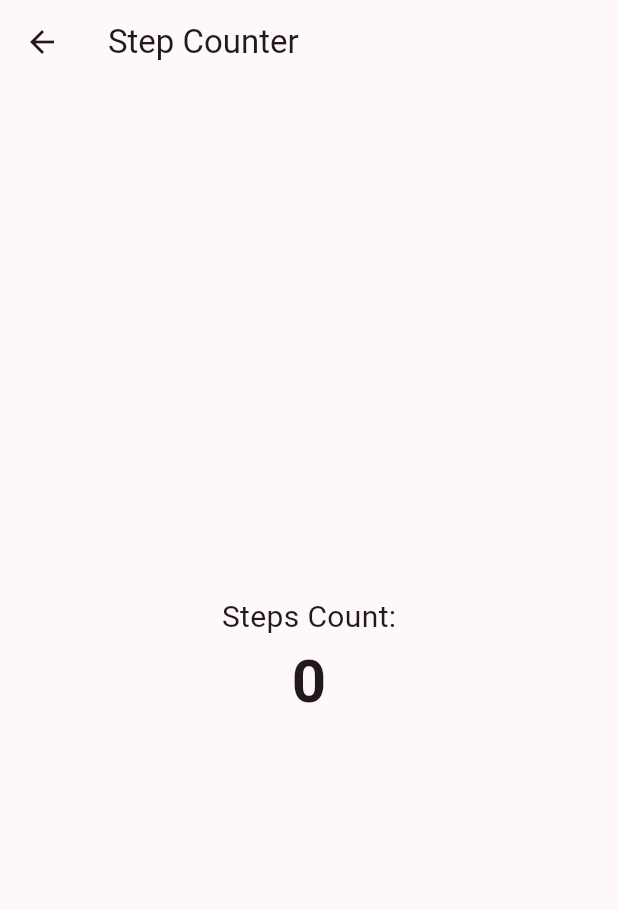
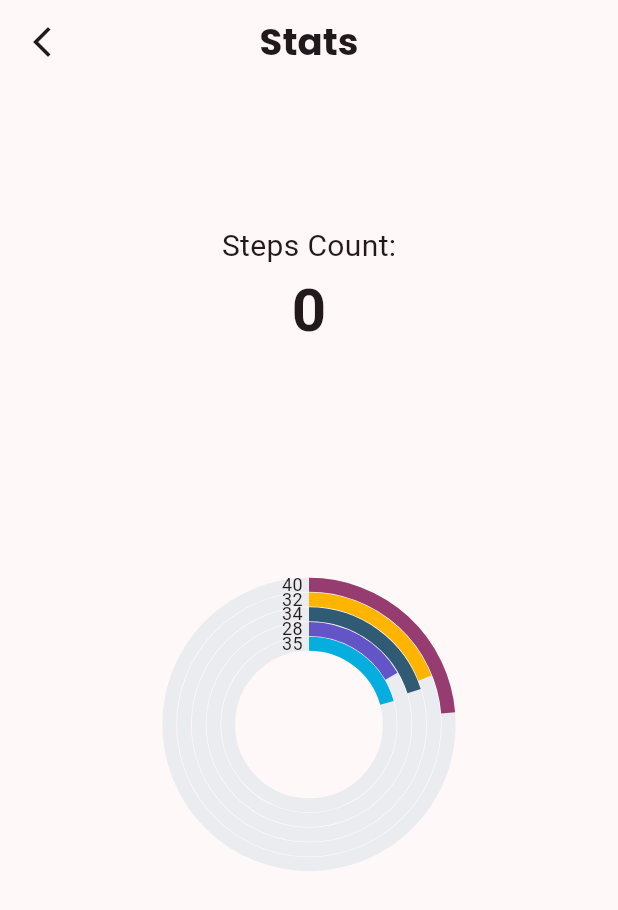
Before and after one commit to mianhunainhamza/gym-fit-flutter, a Flutter app: the screen it shows after launch, item 4 of the bottom bar chosen, after a tap on "Statistics", on a phone screen of 412 x 824 dp. Shown: the top 910 px of the screen. Run offline on Flutter 3.47's test engine with Material 3 defaults, Android fonts, the phone set to English and light mode, and no system bars; our stand-ins replace cloud_firestore, firebase_auth, firebase_core, get, google_fonts, google_nav_bar and 4 more; accounts and stored records are empty.

```diff
--- a/lib/view/Home/Profile/Functions/statistics.dart
+++ b/lib/view/Home/Profile/Functions/statistics.dart
@@ -1,16 +1,17 @@
-import 'package:flutter/cupertino.dart';
 import 'package:flutter/material.dart';
+import 'package:get/get.dart';
+import 'package:google_fonts/google_fonts.dart';
 import 'package:pedometer/pedometer.dart';
+import 'package:syncfusion_flutter_charts/charts.dart';
 
 class Statistics extends StatefulWidget {
-  const Statistics({super.key});
-
+  const Statistics({Key? key}) : super(key: key);
 
   @override
-  _StatisticsState createState() => _StatisticsState();
+  StatisticsState createState() => StatisticsState();
 }
 
-class _StatisticsState extends State<Statistics> {
+class StatisticsState extends State<Statistics> {
   late Stream<StepCount> _stepCountStream;
   int _steps = 0;
 
@@ -37,17 +38,38 @@
     _stepCountStream = Pedometer.stepCountStream;
 
     // Listen to streams and handle errors
-    _stepCountStream.listen(onStepCount).onError(onStepCountError);
+    _stepCountStream.listen(onStepCount, onError: onStepCountError);
   }
 
   @override
   Widget build(BuildContext context) {
+    List<_SalesData> data = [
+      _SalesData('Jan', 35),
+      _SalesData('Feb', 28),
+      _SalesData('Mar', 34),
+      _SalesData('Apr', 32),
+      _SalesData('May', 40)
+    ];
+
     return Scaffold(
       appBar: AppBar(
-        title: const Text('Step Counter'),
+        automaticallyImplyLeading: false,
+        leading: GestureDetector(
+          onTap: () {
+            Get.back();
+          },
+          child: const Icon(Icons.arrow_back_ios_new),
         ),
-      body: Center(
-        child: Column(
+        centerTitle: true,
+        title: Text(
+          'Stats',
+          style: GoogleFonts.poppins(
+            fontSize: Get.height * 0.03,
+            fontWeight: FontWeight.bold,
+          ),
+        ),
+      ),
+      body: Column(
         mainAxisAlignment: MainAxisAlignment.center,
         children: [
           const Text(
@@ -58,9 +80,30 @@
             '$_steps',
             style: const TextStyle(fontSize: 40, fontWeight: FontWeight.bold),
           ),
+          SizedBox(
+            height: Get.height * .6, // Adjust height according to your needs
+            width: Get.width,
+            child: SfCircularChart(
+              series: <CircularSeries<_SalesData, String>>[
+                RadialBarSeries<_SalesData, String>(
+                  radius: '50%',
+                  dataSource: data,
+                  xValueMapper: (_SalesData sales, _) => sales.year,
+                  yValueMapper: (_SalesData sales, _) => sales.sales,
+                  dataLabelSettings: const DataLabelSettings(isVisible: true),
+                ),
               ],
             ),
+          ),
+        ],
       ),
     );
   }
 }
+
+class _SalesData {
+  _SalesData(this.year, this.sales);
+
+  final String year;
+  final double sales;
+}
--- a/lib/view/Home/Profile/Widgets/options.dart
+++ b/lib/view/Home/Profile/Widgets/options.dart
@@ -17,6 +17,7 @@
   @override
   Widget build(BuildContext context) {
     return ListView(
+      physics: const BouncingScrollPhysics(),
       shrinkWrap: true,
       children: [
         ListTile(
--- a/lib/view/Home/events.dart
+++ b/lib/view/Home/events.dart
@@ -35,7 +35,7 @@
                   style: GoogleFonts.poppins(
                       fontSize: Get.height * .018,
                       fontWeight: FontWeight.w600,
-                      color: yellowDark),
+                      color: yellowDark,),
                 ),
               ],
             ),
--- a/pubspec.yaml
+++ b/pubspec.yaml
@@ -37,6 +37,7 @@
   cupertino_icons: ^1.0.2
   firebase_core: ^2.25.4
   google_fonts: ^6.1.0
+  syncfusion_flutter_charts: ^24.2.7+1
   get: ^4.6.6
   lottie: ^3.1.0
   google_nav_bar: ^5.0.6
```
Also changed, not shown: pubspec.lock. Lines whose indentation alone changed are shown as unchanged.
